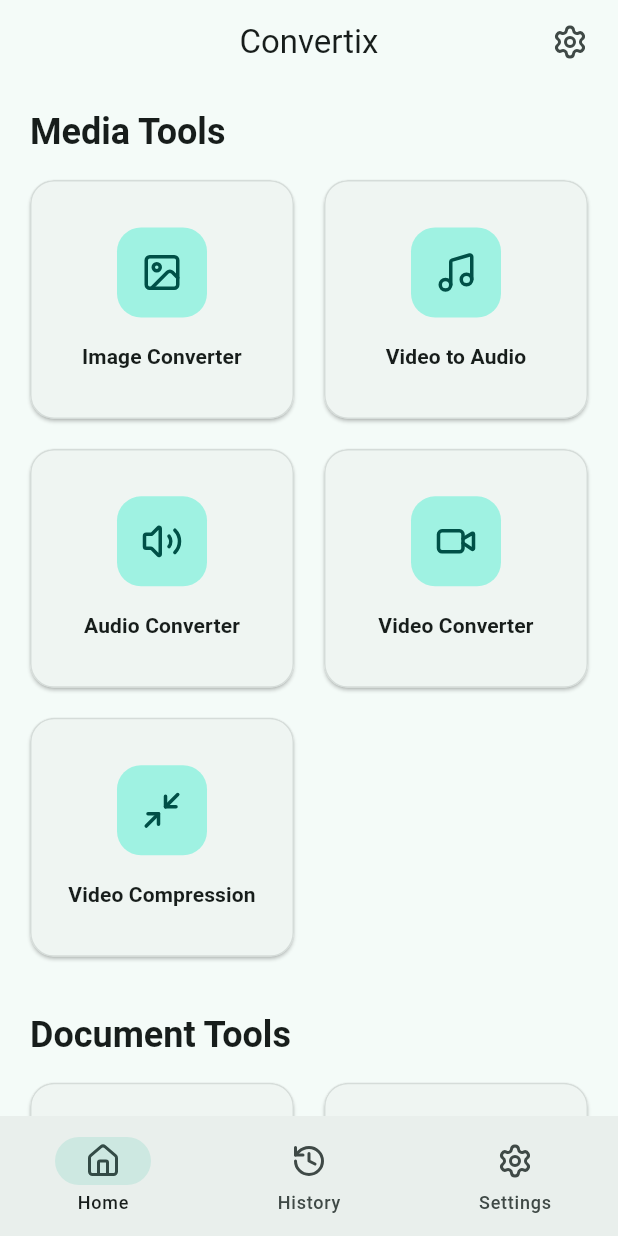
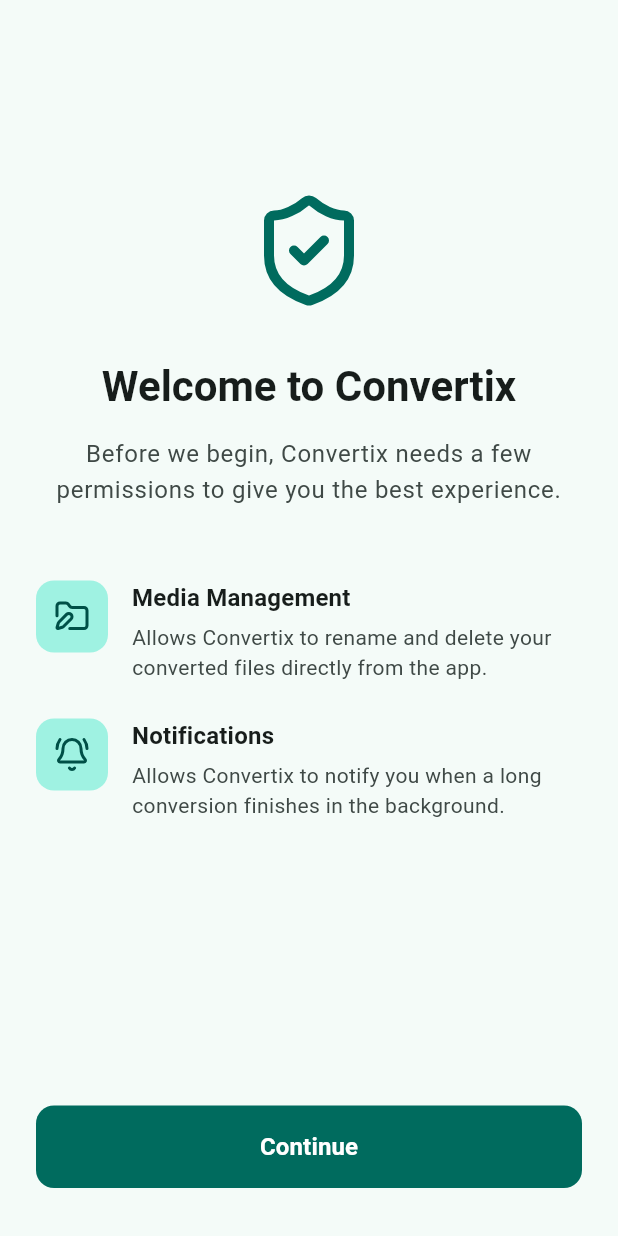
Before and after one commit to editorav010-dev/Convertix, a Flutter app: the screen it shows after launch, on a phone screen of 412 x 824 dp. Run offline on Flutter 3.47's test engine with Material 3 defaults, Android fonts, the phone set to English and light mode, and no system bars; our stand-ins replace dio, flutter_dotenv, flutter_riverpod, go_router, google_mobile_ads, hive and 6 more; missing offline and left inert: ffmpeg_kit_flutter_new; accounts and stored records are empty.

Commit message:
feat: complete Phase 6F permissions onboarding

```diff
--- a/lib/app/app.dart
+++ b/lib/app/app.dart
@@ -4,7 +4,9 @@
 import 'theme.dart';
 
 class ConvertixApp extends ConsumerWidget {
-  const ConvertixApp({super.key});
+  final bool hasSeenOnboarding;
+
+  const ConvertixApp({super.key, required this.hasSeenOnboarding});
 
   @override
   Widget build(BuildContext context, WidgetRef ref) {
@@ -12,7 +14,7 @@
       title: 'Convertix',
       debugShowCheckedModeBanner: false,
       theme: appTheme,
-      routerConfig: appRouter,
+      routerConfig: buildAppRouter(hasSeenOnboarding),
     );
   }
 }
--- a/lib/app/router.dart
+++ b/lib/app/router.dart
@@ -15,14 +15,21 @@
 import '../features/split_pdf/split_pdf_screen.dart';
 import '../features/settings/licenses_screen.dart';
 import '../features/settings/settings_screen.dart';
+import '../features/onboarding/onboarding_screen.dart';
 
 final GlobalKey<NavigatorState> _rootNavigatorKey = GlobalKey<NavigatorState>();
 
-final GoRouter appRouter = GoRouter(
-  initialLocation: '/',
-  navigatorKey: _rootNavigatorKey,
-  routes: [
-    StatefulShellRoute.indexedStack(
+GoRouter buildAppRouter(bool hasSeenOnboarding) {
+  return GoRouter(
+    initialLocation: hasSeenOnboarding ? '/' : '/onboarding',
+    navigatorKey: _rootNavigatorKey,
+    routes: [
+      GoRoute(
+        path: '/onboarding',
+        parentNavigatorKey: _rootNavigatorKey,
+        builder: (context, state) => const PermissionsOnboardingScreen(),
+      ),
+      StatefulShellRoute.indexedStack(
       builder: (context, state, navigationShell) {
         return AppShell(navigationShell: navigationShell);
       },
@@ -127,4 +134,5 @@
       builder: (context, state) => const LicensesScreen(),
     ),
   ],
-);
+  );
+}
--- a/lib/core/services/history_service.dart
+++ b/lib/core/services/history_service.dart
@@ -140,7 +140,7 @@
           await markCompleted(
             id: id,
             outputFilename: result.outputPath.split(RegExp(r'[\\/]')).last,
-            fileSizeBytes: result.fileSizeBytes ?? 0,
+            fileSizeBytes: result.fileSizeBytes,
             contentUri: result.contentUri,
             displayLocation: result.displayLocation,
           );
--- /dev/null
+++ b/lib/features/onboarding/onboarding_screen.dart
@@ -0,0 +1,163 @@
+import 'package:flutter/material.dart';
+import 'package:go_router/go_router.dart';
+import 'package:lucide_icons_flutter/lucide_icons.dart';
+import 'package:permission_handler/permission_handler.dart';
+import 'package:shared_preferences/shared_preferences.dart';
+
+class PermissionsOnboardingScreen extends StatefulWidget {
+  const PermissionsOnboardingScreen({super.key});
+
+  @override
+  State<PermissionsOnboardingScreen> createState() => _PermissionsOnboardingScreenState();
+}
+
+class _PermissionsOnboardingScreenState extends State<PermissionsOnboardingScreen> {
+  bool _isRequesting = false;
+
+  Future<void> _handleContinue() async {
+    setState(() => _isRequesting = true);
+
+    try {
+      // Request permissions (permission_handler will ignore if not applicable on device OS level)
+      await [
+        Permission.manageExternalStorage,
+        Permission.notification,
+      ].request();
+    } catch (e) {
+      debugPrint('Error requesting permissions: $e');
+    } finally {
+      // Always persist and proceed, even if denied
+      final prefs = await SharedPreferences.getInstance();
+      await prefs.setBool('has_seen_onboarding', true);
+
+      if (mounted) {
+        context.go('/');
+      }
+    }
+  }
+
+  @override
+  Widget build(BuildContext context) {
+    final theme = Theme.of(context);
+    final colorScheme = theme.colorScheme;
+
+    return Scaffold(
+      body: SafeArea(
+        child: Padding(
+          padding: const EdgeInsets.symmetric(horizontal: 24, vertical: 32),
+          child: Column(
+            crossAxisAlignment: CrossAxisAlignment.stretch,
+            children: [
+              const Spacer(),
+              Icon(
+                LucideIcons.shieldCheck,
+                size: 80,
+                color: colorScheme.primary,
+              ),
+              const SizedBox(height: 32),
+              Text(
+                'Welcome to Convertix',
+                style: theme.textTheme.headlineMedium?.copyWith(
+                  fontWeight: FontWeight.bold,
+                  color: colorScheme.onSurface,
+                ),
+                textAlign: TextAlign.center,
+              ),
+              const SizedBox(height: 16),
+              Text(
+                'Before we begin, Convertix needs a few permissions to give you the best experience.',
+                style: theme.textTheme.bodyLarge?.copyWith(
+                  color: colorScheme.onSurfaceVariant,
+                ),
+                textAlign: TextAlign.center,
+              ),
+              const SizedBox(height: 48),
+              _buildPermissionTile(
+                theme: theme,
+                icon: LucideIcons.folderEdit,
+                title: 'Media Management',
+                description: 'Allows Convertix to rename and delete your converted files directly from the app.',
+              ),
+              const SizedBox(height: 24),
+              _buildPermissionTile(
+                theme: theme,
+                icon: LucideIcons.bellRing,
+                title: 'Notifications',
+                description: 'Allows Convertix to notify you when a long conversion finishes in the background.',
+              ),
+              const Spacer(flex: 2),
+              FilledButton(
+                onPressed: _isRequesting ? null : _handleContinue,
+                style: FilledButton.styleFrom(
+                  padding: const EdgeInsets.symmetric(vertical: 16),
+                  shape: RoundedRectangleBorder(
+                    borderRadius: BorderRadius.circular(12),
+                  ),
+                ),
+                child: _isRequesting
+                    ? const SizedBox(
+                        height: 20,
+                        width: 20,
+                        child: CircularProgressIndicator(
+                          strokeWidth: 2,
+                          color: Colors.white,
+                        ),
+                      )
+                    : const Text(
+                        'Continue',
+                        style: TextStyle(fontSize: 16, fontWeight: FontWeight.bold),
+                      ),
+              ),
+            ],
+          ),
+        ),
+      ),
+    );
+  }
+
+  Widget _buildPermissionTile({
+    required ThemeData theme,
+    required IconData icon,
+    required String title,
+    required String description,
+  }) {
+    return Row(
+      crossAxisAlignment: CrossAxisAlignment.start,
+      children: [
+        Container(
+          padding: const EdgeInsets.all(12),
+          decoration: BoxDecoration(
+            color: theme.colorScheme.primaryContainer,
+            borderRadius: BorderRadius.circular(12),
+          ),
+          child: Icon(
+            icon,
+            color: theme.colorScheme.onPrimaryContainer,
+            size: 24,
+          ),
+        ),
+        const SizedBox(width: 16),
+        Expanded(
+          child: Column(
+            crossAxisAlignment: CrossAxisAlignment.start,
+            children: [
+              Text(
+                title,
+                style: theme.textTheme.titleMedium?.copyWith(
+                  fontWeight: FontWeight.w600,
+                ),
+              ),
+              const SizedBox(height: 4),
+              Text(
+                description,
+                style: theme.textTheme.bodyMedium?.copyWith(
+                  color: theme.colorScheme.onSurfaceVariant,
+                ),
+              ),
+            ],
+          ),
+        ),
+      ],
+    );
+  }
+}
--- a/lib/main.dart
+++ b/lib/main.dart
@@ -4,6 +4,7 @@
 import 'package:flutter_riverpod/flutter_riverpod.dart';
 import 'package:google_mobile_ads/google_mobile_ads.dart';
 import 'package:hive_flutter/hive_flutter.dart';
+import 'package:shared_preferences/shared_preferences.dart';
 import 'app/app.dart';
 import 'core/models/history_entry.dart';
 import 'core/services/history_service.dart';
@@ -24,12 +25,15 @@
   final historyService = HistoryService();
   await historyService.init();
 
+  final prefs = await SharedPreferences.getInstance();
+  final hasSeenOnboarding = prefs.getBool('has_seen_onboarding') ?? false;
+
   runApp(
     ProviderScope(
       overrides: [
         historyServiceProvider.overrideWithValue(historyService),
       ],
-      child: const ConvertixApp(),
+      child: ConvertixApp(hasSeenOnboarding: hasSeenOnboarding),
     ),
   );
 }
--- a/pubspec.yaml
+++ b/pubspec.yaml
@@ -31,6 +31,7 @@
   archive: ^3.6.1
   hive_flutter: ^1.1.0
   hive: ^2.2.3
+  permission_handler: ^13.0.1
 
 dev_dependencies:
   flutter_test:
```
Also changed, not shown: lib/core/services/backend_service.dart (+1 -8 lines), lib/features/history/history_screen.dart (+13 -2 lines), lib/features/settings/settings_screen.dart (+25 -0 lines), pubspec.lock, 7 other files.
